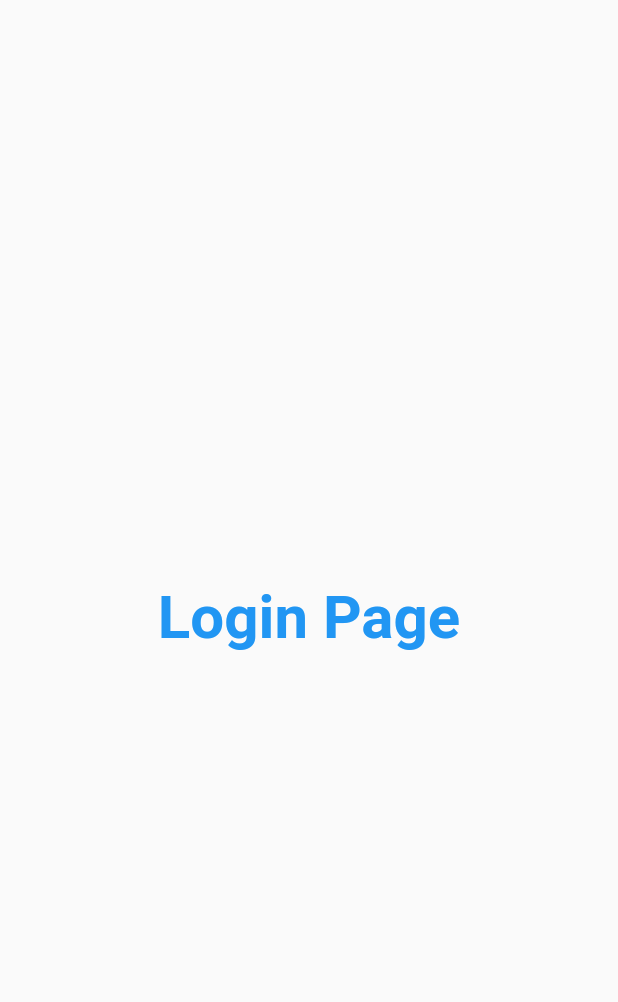
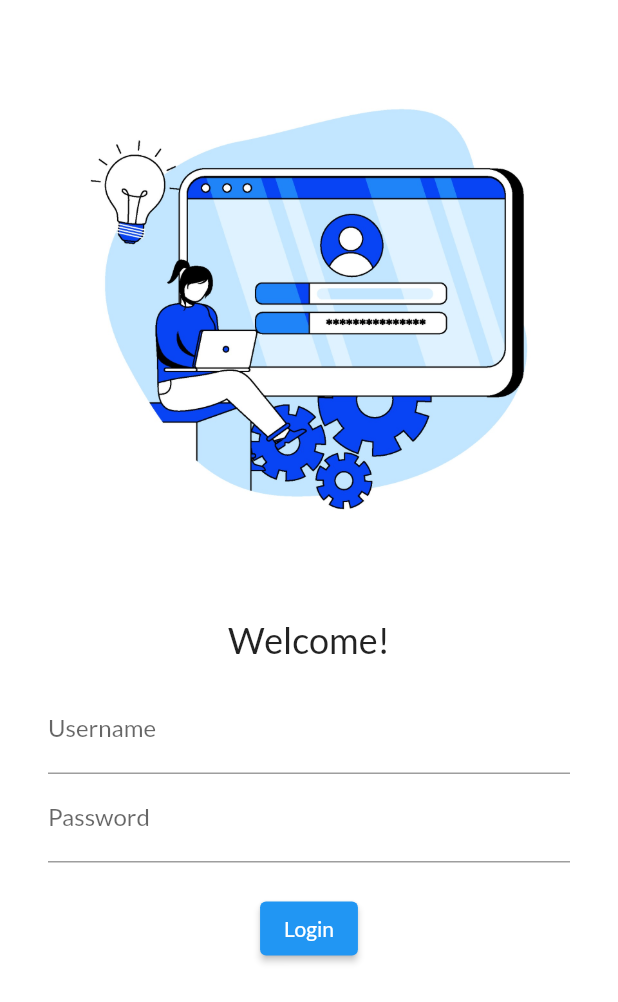
Before and after one commit to sanket-bhagat/30-days-of-flutter, a Flutter app: the screen it shows after launch, on a phone screen of 412 x 824 dp. Shown: the top 1002 px of the screen. Run offline on Flutter 3.47's test engine with Material 2 defaults, Android fonts, the phone set to English and light mode, and no system bars; our stand-ins replace google_fonts.

Commit message:
day 4 completed

```diff
--- a/analysis_options.yaml
+++ b/analysis_options.yaml
@@ -22,8 +22,10 @@ linter:
   # `// ignore_for_file: name_of_lint` syntax on the line or in the file
   # producing the lint.
   rules:
+    prefer_const_constructors: false
+    prefer_const_literals_to_create_immutables: false
+    use_key_in_widget_constructors: false
     # avoid_print: false  # Uncomment to disable the `avoid_print` rule
     # prefer_single_quotes: true  # Uncomment to enable the `prefer_single_quotes` rule
-
 # Additional information about this file can be found at
 # https://dart.dev/guides/language/analysis-options
--- a/lib/login_page.dart
+++ b/lib/login_page.dart
@@ -1,20 +1,55 @@
 import 'package:flutter/material.dart';
 
 class LoginPage extends StatelessWidget {
-  const LoginPage({Key? key}) : super(key: key);
-
   @override
   Widget build(BuildContext context) {
-    return const Material(
-      child: Center(
-        child: Text(
-          "Login Page",
-          style: TextStyle(
-            fontSize: 40.0,
-            color: Colors.blue,
-            fontWeight: FontWeight.bold,
+    return Material(
+      color: Colors.white,
+      child: Column(
+        children: [
+          Image.asset(
+            "assets/images/login_image.jpg",
+            fit: BoxFit.cover,
           ),
-        ),
+          Text(
+            "Welcome!",
+            style: TextStyle(
+              fontSize: 24.0,
+            ),
+          ),
+          Padding(
+            padding: const EdgeInsets.symmetric(
+              vertical: 16.0,
+              horizontal: 32.0,
+            ),
+            child: Column(
+              children: [
+                TextFormField(
+                  decoration: InputDecoration(
+                    labelText: "Username",
+                    hintText: "Enter Username",
+                  ),
+                ),
+                TextFormField(
+                  obscureText: true,
+                  decoration: InputDecoration(
+                    labelText: "Password",
+                    hintText: "Enter Password",
+                  ),
+                ),
+                SizedBox(
+                  height: 20.0,
+                ),
+                ElevatedButton(
+                  onPressed: () {},
+                  child: Text(
+                    "Login",
+                  ),
+                ),
+              ],
+            ),
+          )
+        ],
       ),
     );
   }
--- a/lib/main.dart
+++ b/lib/main.dart
@@ -1,6 +1,7 @@
 import 'package:flutter/material.dart';
 import 'package:flutter_catalog/login_page.dart';
 import 'pages/home_page.dart';
+import 'package:google_fonts/google_fonts.dart';
 
 void main() {
   runApp(const MyApp());
@@ -14,12 +15,15 @@ class MyApp extends StatelessWidget {
     return MaterialApp(
       debugShowCheckedModeBanner: false,
       themeMode: ThemeMode.light,
+      theme: ThemeData(
+        fontFamily: GoogleFonts.lato().fontFamily,
+      ),
       darkTheme: ThemeData(
         brightness: Brightness.dark,
       ),
       routes: {
-        "/": (context) => const LoginPage(),
-        "/login": (context) => const LoginPage(),
+        "/": (context) => LoginPage(),
+        "/login": (context) => LoginPage(),
       },
     );
   }
--- a/lib/pages/home_page.dart
+++ b/lib/pages/home_page.dart
@@ -1,7 +1,6 @@
 import 'package:flutter/material.dart';
 
 class HomePage extends StatelessWidget {
-  const HomePage({Key? key}) : super(key: key);
 
   @override
   Widget build(BuildContext context) {
```
Also changed, not shown: pubspec.yaml (+7 -15 lines), assets/images/login_image.jpg (added), pubspec.lock.
